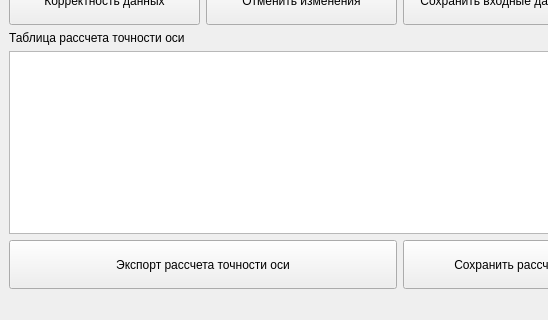
This is accuracy/accuracywindow.ui in Eduuaarrdd/Calibrix as Qt 5 draws it before an edit; both pictures show x 0 to 548 and y 280 to 600 of the 800 by 600 pixel window. The edited form follows.
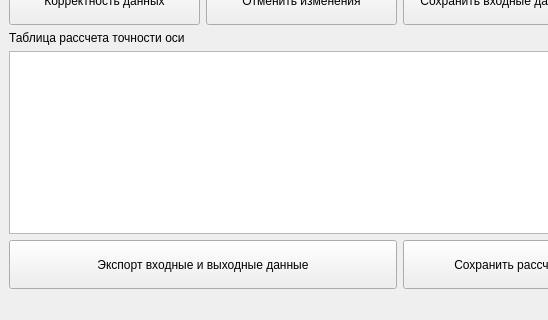
This is the edited form.

Commit message: feat(export): реализован экспорт в Excel

```diff
--- a/accuracy/accuracywindow.ui
+++ b/accuracy/accuracywindow.ui
@@ -169,7 +169,7 @@
            </size>
           </property>
           <property name="text">
-           <string>Экспорт рассчета точности оси</string>
+           <string>Экспорт входные и выходные данные</string>
           </property>
          </widget>
         </item>
```
Left out of the diff: 2 changed lines with no effect on the pictures. The commit also changes 8 other files.
